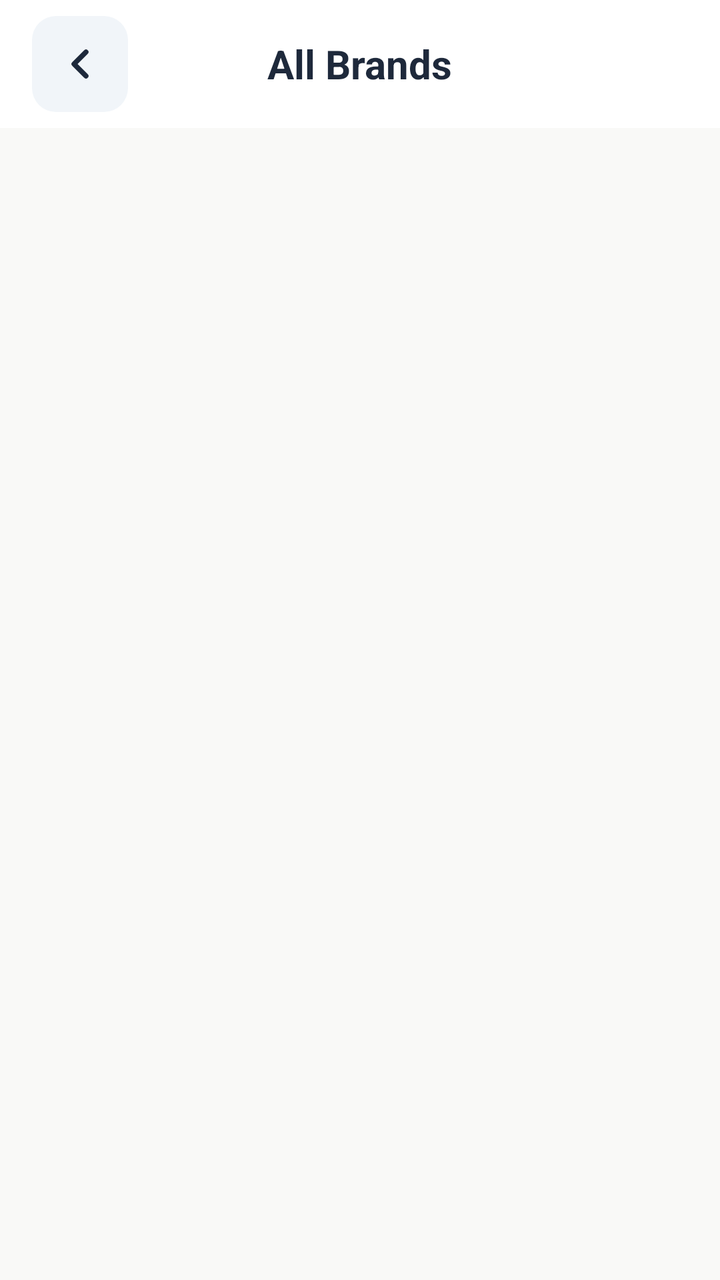
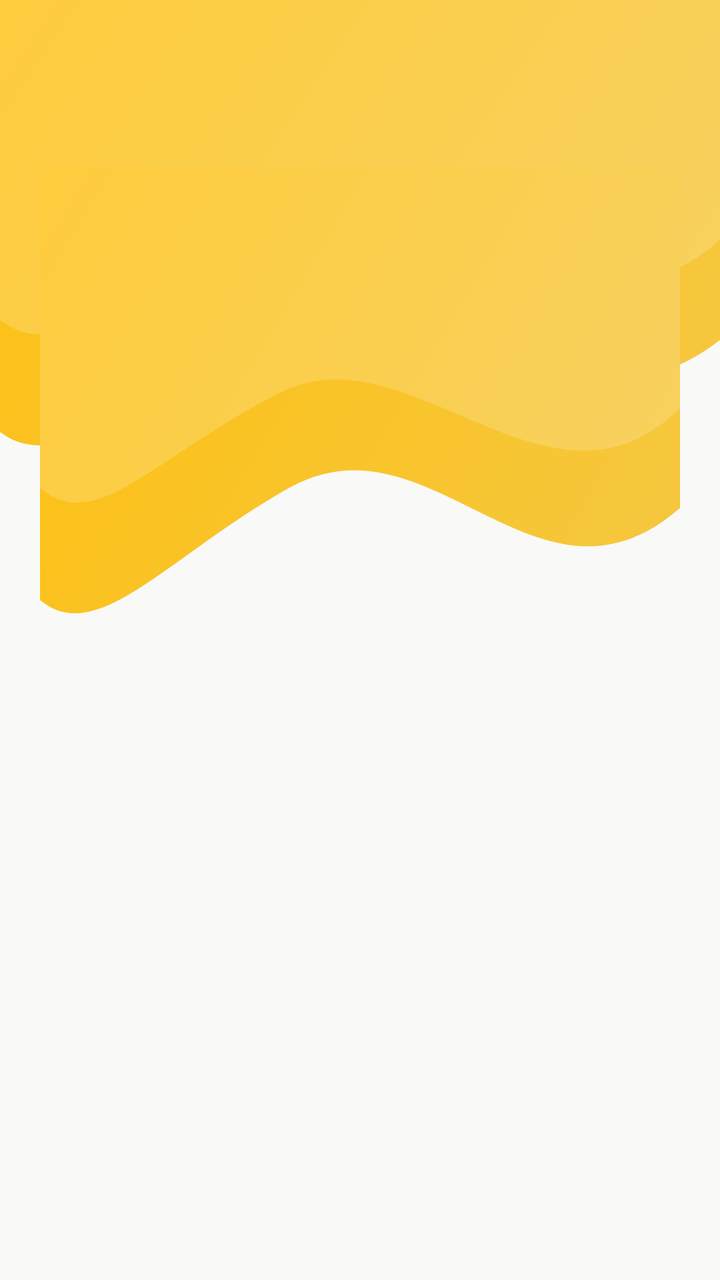

Two renders of the same Android screen: before a commit and after it. Below are the layout's source before the change and the commit's diff.
<!-- AndroidManifest.xml: application theme Theme.BeckieDealApp -->
<!-- res/layout/activity_all_brands.xml -->
﻿<?xml version="1.0" encoding="utf-8"?>
<androidx.constraintlayout.widget.ConstraintLayout xmlns:android="http://schemas.android.com/apk/res/android"
    xmlns:app="http://schemas.android.com/apk/res-auto"
    xmlns:tools="http://schemas.android.com/tools"
    android:layout_width="match_parent"
    android:layout_height="match_parent"
    android:background="@color/background"
    android:fitsSystemWindows="true"
    tools:context=".AllBrandsActivity">

    
    <com.google.android.material.appbar.MaterialToolbar
        android:id="@+id/topAppBar"
        android:layout_width="match_parent"
        android:layout_height="64dp"
        android:background="@color/surface"
        app:elevation="0dp"
        app:contentInsetStart="0dp"
        app:layout_constraintTop_toTopOf="parent">

        <RelativeLayout
            android:layout_width="match_parent"
            android:layout_height="match_parent"
            android:paddingHorizontal="16dp">

            <ImageView
                android:id="@+id/backButton"
                android:layout_width="48dp"
                android:layout_height="48dp"
                android:layout_alignParentStart="true"
                android:layout_centerVertical="true"
                android:background="@drawable/form_field_background"
                android:padding="12dp"
                android:src="@drawable/ic_arrow_left"
                android:contentDescription="Back"
                app:tint="@color/text_primary" />

            <TextView
                android:layout_width="wrap_content"
                android:layout_height="wrap_content"
                android:layout_centerInParent="true"
                android:text="All Brands"
                android:textColor="@color/text_primary"
                android:textSize="@dimen/text_size_title"
                android:textStyle="bold" />

        </RelativeLayout>
    </com.google.android.material.appbar.MaterialToolbar>

    
    <ProgressBar
        android:id="@+id/progressBar"
        android:layout_width="wrap_content"
        android:layout_height="wrap_content"
        android:visibility="gone"
        app:layout_constraintTop_toBottomOf="@id/topAppBar"
        app:layout_constraintBottom_toBottomOf="parent"
        app:layout_constraintStart_toStartOf="parent"
        app:layout_constraintEnd_toEndOf="parent" />

    <androidx.core.widget.NestedScrollView
        android:layout_width="match_parent"
        android:layout_height="0dp"
        android:fillViewport="true"
        app:layout_constraintTop_toBottomOf="@id/topAppBar"
        app:layout_constraintBottom_toBottomOf="parent">

        <LinearLayout
            android:layout_width="match_parent"
            android:layout_height="wrap_content"
            android:orientation="vertical"
            android:padding="20dp">

            <GridLayout
                android:id="@+id/allBrandsGrid"
                android:layout_width="match_parent"
                android:layout_height="wrap_content"
                android:columnCount="3"
                android:alignmentMode="alignMargins" />

            <View
                android:layout_width="match_parent"
                android:layout_height="40dp" />

        </LinearLayout>
    </androidx.core.widget.NestedScrollView>

</androidx.constraintlayout.widget.ConstraintLayout>
<!-- resources referenced by this layout -->
<resources>
  <color name="background">#F9F9F7</color>
  <color name="surface">#FFFFFF</color>
  <color name="text_primary">#1E293B</color>
  <dimen name="text_size_title">18sp</dimen>
  <!-- drawable form_field_background (drawable) -->
  <?xml version="1.0" encoding="utf-8"?>
  <shape xmlns:android="http://schemas.android.com/apk/res/android">
      <solid android:color="@color/input_background" />
      <corners android:radius="12dp" />
  </shape>
  <style name="Theme.BeckieDealApp" parent="Base.Theme.BeckieDealApp">
          <item name="buttonStyle">@style/Widget.App.Button</item>
          <item name="materialButtonStyle">@style/Widget.App.Button</item>
      </style>
  <color name="input_background">#F1F5F9</color>
  <style name="Widget.App.Button" parent="Widget.Material3.Button">
          <item name="shapeAppearance">@style/ShapeAppearance.App.Button.Pill</item>
          <item name="android:textAppearance">@style/TextAppearance.App.Button</item>
      </style>
  <color name="primary">#FDC011</color>
  <color name="on_primary">#FFFFFF</color>
  <color name="primary_container">#FDC011</color>
  <color name="on_primary_container">#582200</color>
  <color name="on_surface">#251913</color>
  <style name="TextAppearance.App.PriceHero" parent="TextAppearance.Material3.TitleLarge">
          <item name="android:fontFamily">@font/amulya_bold</item>
          <item name="android:textSize">22sp</item>
          <item name="android:letterSpacing">-0.01</item>
          <item name="android:textColor">@color/text_primary</item>
      </style>
  <style name="TextAppearance.App.CardProductName" parent="TextAppearance.Material3.BodyLarge">
          <item name="android:fontFamily">@font/synonym_medium</item>
          <item name="android:textSize">15sp</item>
          <item name="android:letterSpacing">0</item>
          <item name="android:textColor">@color/text_primary</item>
      </style>
  <style name="TextAppearance.App.Button" parent="TextAppearance.Material3.LabelLarge">
          <item name="android:fontFamily">@font/synonym_semibold</item>
          <item name="android:textSize">15sp</item>
          <item name="android:letterSpacing">0.01</item>
          <item name="android:textAllCaps">false</item>
      </style>
  <style name="ShapeAppearance.App.Button.Pill" parent="">
          <item name="cornerFamily">rounded</item>
          <item name="cornerSize">50%</item>
      </style>
  <color name="text_secondary">#64748B</color>
  <color name="nav_indicator_fill">#FFF1EB</color>
  <style name="ShapeAppearance.App.BottomNav.ActiveIndicator" parent="">
          <item name="cornerFamily">rounded</item>
          <item name="cornerSize">50%</item>
      </style>
  <!-- unchanged entries left out for length: 10 -->
</resources>

<!-- the commit's change to res/layout/activity_all_brands.xml (unified diff, before → after) -->
@@ -13,7 +13,7 @@
         android:id="@+id/topAppBar"
         android:layout_width="match_parent"
         android:layout_height="64dp"
-        android:background="@color/surface"
+        android:background="@android:color/transparent"
         app:elevation="0dp"
         app:contentInsetStart="0dp"
         app:layout_constraintTop_toTopOf="parent">
@@ -33,19 +33,30 @@
                 android:padding="12dp"
                 android:src="@drawable/ic_arrow_left"
                 android:contentDescription="Back"
-                app:tint="@color/text_primary" />
+                app:tint="@color/dark_brown" />
 
             <TextView
                 android:layout_width="wrap_content"
                 android:layout_height="wrap_content"
                 android:layout_centerInParent="true"
                 android:text="All Brands"
-                android:textColor="@color/text_primary"
+                android:textColor="@color/dark_brown"
                 android:textSize="@dimen/text_size_title"
                 android:textStyle="bold" />
 
         </RelativeLayout>
     </com.google.android.material.appbar.MaterialToolbar>
+
+    
+    <ImageView
+        android:id="@+id/bgWave"
+        android:layout_width="match_parent"
+        android:layout_height="wrap_content"
+        android:adjustViewBounds="true"
+        android:importantForAccessibility="no"
+        android:scaleType="fitXY"
+        android:src="@drawable/bg_top_wave"
+        app:layout_constraintTop_toTopOf="parent" />
 
     
     <ProgressBar
@@ -62,7 +73,7 @@
         android:layout_width="match_parent"
         android:layout_height="0dp"
         android:fillViewport="true"
-        app:layout_constraintTop_toBottomOf="@id/topAppBar"
+        app:layout_constraintTop_toTopOf="parent"
         app:layout_constraintBottom_toBottomOf="parent">
 
         <LinearLayout
@@ -70,6 +81,21 @@
             android:layout_height="wrap_content"
             android:orientation="vertical"
             android:padding="20dp">
+
+            
+            <Space
+                android:layout_width="match_parent"
+                android:layout_height="64dp" />
+
+            
+            <ImageView
+                android:layout_width="match_parent"
+                android:layout_height="240dp"
+                android:adjustViewBounds="false"
+                android:importantForAccessibility="no"
+                android:scaleType="fitXY"
+                android:src="@drawable/bg_top_wave"
+                android:layout_marginHorizontal="-20dp" />
 
             <GridLayout
                 android:id="@+id/allBrandsGrid"
<!-- resource entries referenced after the edit -->
@@ -1,9 +1,39 @@
 <!-- resources referenced by this layout -->
 <resources>
   <color name="background">#F9F9F7</color>
+  <color name="dark_brown">#3E2723</color>
   <color name="surface">#FFFFFF</color>
   <color name="text_primary">#1E293B</color>
   <dimen name="text_size_title">18sp</dimen>
+  <!-- drawable bg_top_wave (drawable) -->
+  <?xml version="1.0" encoding="utf-8"?>
+  <vector xmlns:android="http://schemas.android.com/apk/res/android"
+      xmlns:aapt="http://schemas.android.com/aapt"
+      android:width="360dp"
+      android:height="240dp"
+      android:viewportWidth="360"
+      android:viewportHeight="240">
+  
+      
+      <path android:pathData="M0,0 H360 V170 C280,232 220,120 140,160 C72,194 32,240 0,216 Z">
+          <aapt:attr name="android:fillColor">
+              <gradient
+                  android:type="linear"
+                  android:startX="0"
+                  android:startY="0"
+                  android:endX="360"
+                  android:endY="240">
+                  <item android:offset="0" android:color="#FDC011" />
+                  <item android:offset="1" android:color="#F5C842" />
+              </gradient>
+          </aapt:attr>
+      </path>
+  
+      
+      <path
+          android:fillColor="#2EFFFFFF"
+          android:pathData="M0,0 H360 V120 C288,184 208,80 136,112 C64,144 32,184 0,160 Z" />
+  </vector>
   <!-- drawable form_field_background (drawable) -->
   <?xml version="1.0" encoding="utf-8"?>
   <shape xmlns:android="http://schemas.android.com/apk/res/android">
